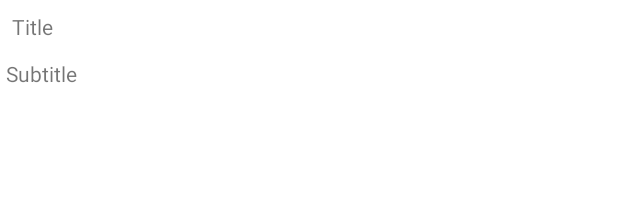
After one commit to Bivizul/ABeginnersGuideToBetting, an Android app: the layout item_guide.xml on its own in the app's theme, with its tools: preview values and no code run, on a phone screen of 412 x 824 dp. The commit adds this screen. Shown: the top 209 px of the screen. Run offline under Robolectric (Android 15) with nearby library versions, the phone set to English and light mode, and no system bars; network calls fail.

Commit message:
Worked - 1

```diff
--- a/app/src/main/java/com/bivizul/abeginnersguidetobetting/data/Constant.kt
+++ b/app/src/main/java/com/bivizul/abeginnersguidetobetting/data/Constant.kt
@@ -4,6 +4,11 @@ object Constant {
 
     const val BASE_URL = "http://65.109.10.118/"
     const val ERROR_MESSAGE = "error_message"
+    const val GUIDE_ID = "guide_id"
+    const val ONE = 1
+    const val TWO = 2
+    const val THREE = 3
+    const val FOUR = 4
 
     const val APP_PREFERENCES = "app_preferences"
     const val KEY_COUNT = "key_count"
--- a/app/src/main/java/com/bivizul/abeginnersguidetobetting/data/model/Guidance.kt
+++ b/app/src/main/java/com/bivizul/abeginnersguidetobetting/data/model/Guidance.kt
@@ -1,5 +1,8 @@
 package com.bivizul.abeginnersguidetobetting.data.model
 
+import androidx.annotation.Keep
+
+@Keep
 data class Guidance(
     val guide: List<Guide>,
     val id: Int,
--- a/app/src/main/java/com/bivizul/abeginnersguidetobetting/data/model/GuidanceList.kt
+++ b/app/src/main/java/com/bivizul/abeginnersguidetobetting/data/model/GuidanceList.kt
@@ -1,5 +1,8 @@
 package com.bivizul.abeginnersguidetobetting.data.model
 
+import androidx.annotation.Keep
+
+@Keep
 data class GuidanceList(
     val guidance: List<Guidance>
 )
--- a/app/src/main/java/com/bivizul/abeginnersguidetobetting/data/model/Guide.kt
+++ b/app/src/main/java/com/bivizul/abeginnersguidetobetting/data/model/Guide.kt
@@ -1,7 +1,10 @@
 package com.bivizul.abeginnersguidetobetting.data.model
 
+import androidx.annotation.Keep
+
+@Keep
 data class Guide(
     val id: Int,
+    val title: String,
     val subtitle: String,
-    val title: String
 )
--- a/app/src/main/java/com/bivizul/abeginnersguidetobetting/data/network/NetworkService.kt
+++ b/app/src/main/java/com/bivizul/abeginnersguidetobetting/data/network/NetworkService.kt
@@ -10,7 +10,7 @@ import retrofit2.http.POST
 
 interface NetworkService {
 
-    @GET("17QuestionsAboutSports/questions.json")
+    @GET("21ABeginner%E2%80%99sGuideToBetting/guidance.json")
     suspend fun getGuidanceList(): Response<GuidanceList>
 
     @POST("21ABeginner%E2%80%99sGuideToBetting/guideres.php")
--- a/app/src/main/java/com/bivizul/abeginnersguidetobetting/data/repository/GuidanceRepository.kt
+++ b/app/src/main/java/com/bivizul/abeginnersguidetobetting/data/repository/GuidanceRepository.kt
@@ -1,5 +1,6 @@
 package com.bivizul.abeginnersguidetobetting.data.repository
 
+import android.util.Log
 import androidx.lifecycle.LiveData
 import androidx.lifecycle.MutableLiveData
 import com.bivizul.abeginnersguidetobetting.data.network.NetworkService
@@ -17,6 +18,7 @@ class GuidanceRepository @Inject constructor(private val networkService: Network
     suspend fun getGuidanceList() {
         withContext(Dispatchers.IO) {
             val response = networkService.getGuidanceList()
+            Log.e("qwer","getGuidanceList response: $response")
             if (response.isSuccessful) {
                 response.body()?.let {
                     _guidance.postValue(it)
--- a/app/src/main/java/com/bivizul/abeginnersguidetobetting/data/repository/GuideresRepository.kt
+++ b/app/src/main/java/com/bivizul/abeginnersguidetobetting/data/repository/GuideresRepository.kt
@@ -23,7 +23,6 @@ class GuideresRepository @Inject constructor(private val networkService: Network
     val guideres: LiveData<Guideres> = _guideres
 
     suspend fun getGuideres(guideloc: Guideloc) {
-        Log.e("qwer","GuideresRepository getGuideres")
         withContext(Dispatchers.IO) {
             val response = networkService.getGuideres(guideloc)
             if (response.isSuccessful) {
--- /dev/null
+++ b/app/src/main/java/com/bivizul/abeginnersguidetobetting/ui/guide/GuideViewHolder.kt
@@ -0,0 +1,6 @@
+package com.bivizul.abeginnersguidetobetting.ui.guide
+
+import androidx.recyclerview.widget.RecyclerView
+import com.bivizul.abeginnersguidetobetting.databinding.ItemGuideBinding
+
+class GuideViewHolder(val binding: ItemGuideBinding) : RecyclerView.ViewHolder(binding.root)
--- a/app/src/main/java/com/bivizul/abeginnersguidetobetting/ui/loading/LoadingFragment.kt
+++ b/app/src/main/java/com/bivizul/abeginnersguidetobetting/ui/loading/LoadingFragment.kt
@@ -39,7 +39,6 @@ class LoadingFragment : Fragment(R.layout.fragment_loading) {
     override fun onViewCreated(view: View, savedInstanceState: Bundle?) {
         super.onViewCreated(view, savedInstanceState)
 
-//        viewModel.getGuideres(Guideloc(getGuideres(requireContext())))
         viewModel.getGuideres()
         viewModel.guideres.observe(viewLifecycleOwner) {
             CoroutineScope(Dispatchers.Main).launch {
--- a/app/src/main/java/com/bivizul/abeginnersguidetobetting/ui/loading/LoadingViewModel.kt
+++ b/app/src/main/java/com/bivizul/abeginnersguidetobetting/ui/loading/LoadingViewModel.kt
@@ -42,7 +42,7 @@ class LoadingViewModel @Inject constructor(
             .shareIn(viewModelScope, SharingStarted.Lazily, replay = 1)*/
 
     val guideres = guideresRepository.guideres
-//
+
     fun getGuideres(){
         viewModelScope.launch {
             guideresRepository.getGuideres(guideloc)
--- /dev/null
+++ b/app/src/main/res/layout/item_guide.xml
@@ -0,0 +1,25 @@
+<?xml version="1.0" encoding="utf-8"?>
+<androidx.constraintlayout.widget.ConstraintLayout xmlns:android="http://schemas.android.com/apk/res/android"
+    xmlns:app="http://schemas.android.com/apk/res-auto"
+    xmlns:tools="http://schemas.android.com/tools"
+    android:layout_width="match_parent"
+    android:layout_height="wrap_content">
+
+    <TextView
+        android:id="@+id/textViewTitle"
+        android:layout_width="wrap_content"
+        android:layout_height="wrap_content"
+        android:padding="8dp"
+        android:text="Title"
+        app:layout_constraintStart_toStartOf="parent"
+        app:layout_constraintTop_toTopOf="parent" />
+
+    <TextView
+        android:id="@+id/textViewSubtitle"
+        android:layout_width="wrap_content"
+        android:layout_height="wrap_content"
+        android:padding="4dp"
+        android:text="Subtitle"
+        app:layout_constraintStart_toStartOf="parent"
+        app:layout_constraintTop_toBottomOf="@+id/textViewTitle" />
+</androidx.constraintlayout.widget.ConstraintLayout>
```
Also changed, not shown: app/src/main/java/com/bivizul/abeginnersguidetobetting/ui/MainActivity.kt (+9 -12 lines), app/src/main/java/com/bivizul/abeginnersguidetobetting/ui/guide/GuideAdapter.kt (added, +30 -0 lines), app/src/main/java/com/bivizul/abeginnersguidetobetting/ui/guide/GuideDiffCallback.kt (added, +15 -0 lines), app/src/main/java/com/bivizul/abeginnersguidetobetting/ui/guide/GuideFragment.kt (+46 -0 lines), app/src/main/java/com/bivizul/abeginnersguidetobetting/ui/guide/GuideViewModel.kt (added, +45 -0 lines), app/src/main/java/com/bivizul/abeginnersguidetobetting/ui/main/MainFragment.kt (+42 -7 lines), app/src/main/res/layout/fragment_guide.xml (+6 -2 lines), app/src/main/res/layout/fragment_main.xml (+39 -6 lines).
